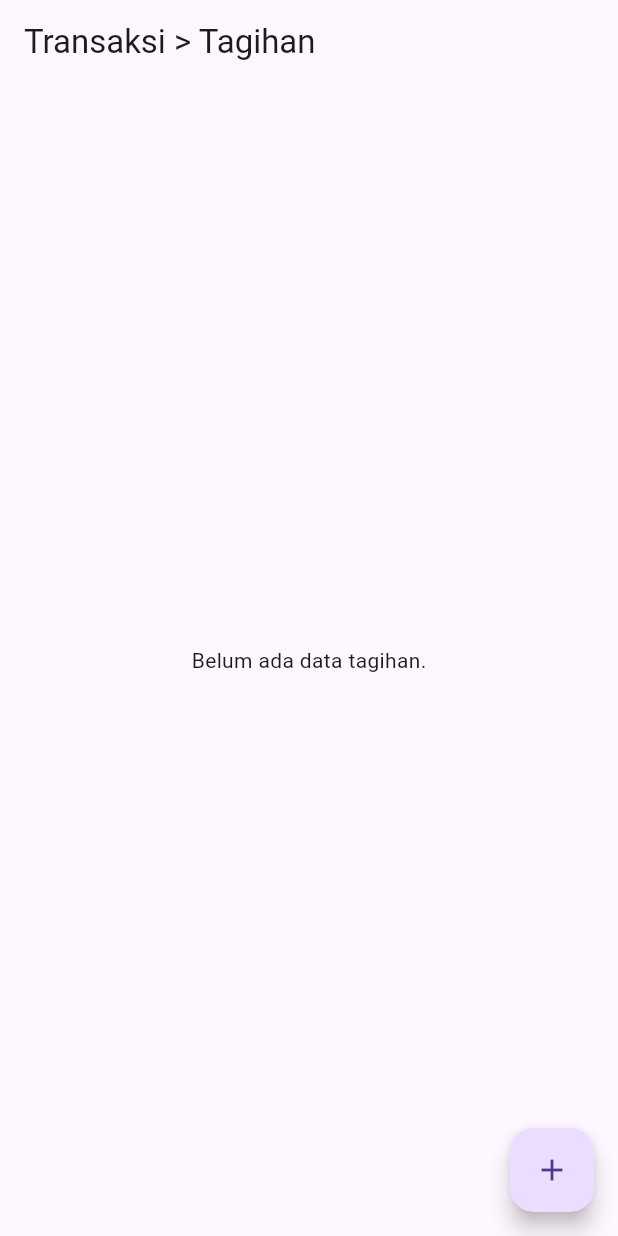
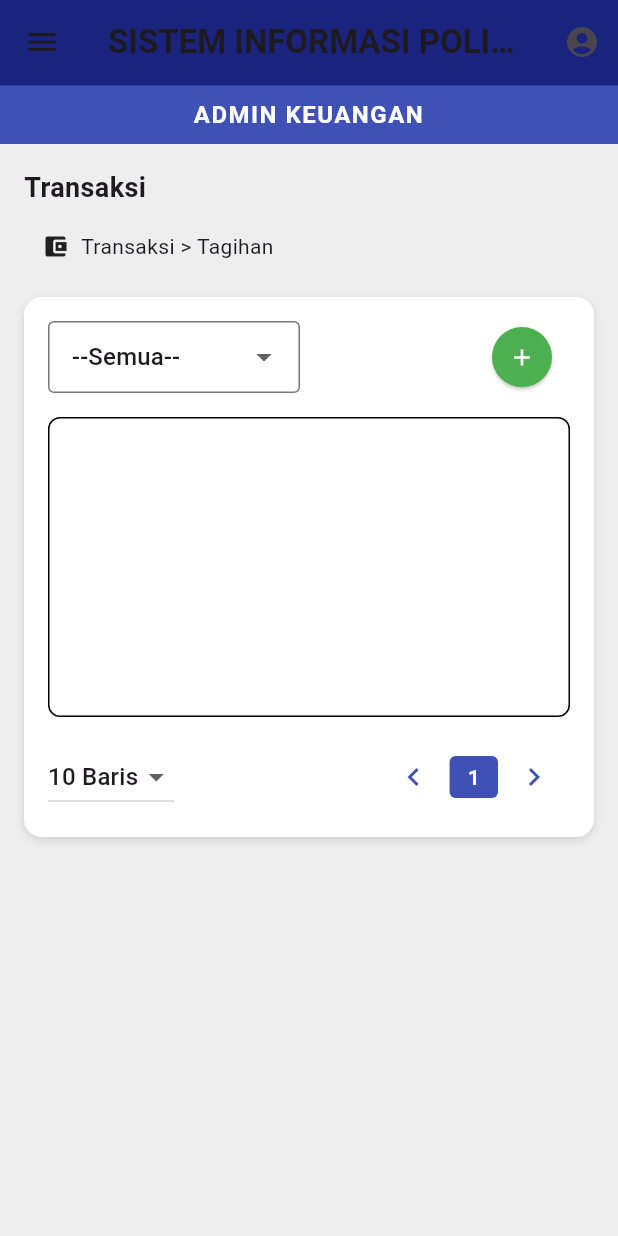
Before and after one commit to Haarii24/mobile-tagihan, a Flutter app: the screen it shows after launch, on a phone screen of 412 x 824 dp. Run offline on Flutter 3.47's test engine with Material 3 defaults, Android fonts, the phone set to English and light mode, and no system bars.

Commit message:
Initial commit

```diff
--- a/lib/pages/transaksi_page.dart
+++ b/lib/pages/transaksi_page.dart
@@ -2,6 +2,7 @@ import 'package:flutter/material.dart';
 import '../forms/form_tagihan.dart';
 import '../models/transaksi_model.dart';
 import '../widgets/transaksi_card.dart';
+
 
 class TransaksiPage extends StatefulWidget {
   const TransaksiPage({super.key});
@@ -11,60 +12,179 @@ class TransaksiPage extends StatefulWidget {
 }
 
 class _TransaksiPageState extends State<TransaksiPage> {
-  final List<Transaksi> _daftarTagihan = [];
-
-  void _addTagihan(Transaksi newTagihan) {
-    setState(() {
-      _daftarTagihan.add(newTagihan);
-    });
-  }
+  int currentPage = 1;
 
   @override
   Widget build(BuildContext context) {
     return Scaffold(
-      appBar: AppBar(title: const Text("Transaksi > Tagihan")),
-      body: _daftarTagihan.isEmpty
-          ? const Center(child: Text("Belum ada data tagihan."))
-          : ListView.builder(
-  itemCount: _daftarTagihan.length,
-  itemBuilder: (context, index) {
-    return TransaksiCard(
-      transaksi: _daftarTagihan[index],
-      onEdit: () {
-        Navigator.push(
-          context,
-          MaterialPageRoute(
-            builder: (context) => FormTagihan(
-              transaksi: _daftarTagihan[index],
-              onSubmit: (edited) {
-                setState(() {
-                  _daftarTagihan[index] = edited;
-                });
-              },
+      drawer: Drawer(), // Tambahkan drawer jika diperlukan
+      appBar: AppBar(
+        backgroundColor: Colors.indigo[900],
+        title: const Text(
+          "SISTEM INFORMASI POLIBAN",
+          style: TextStyle(fontWeight: FontWeight.bold),
+        ),
+        actions: [
+          IconButton(
+            icon: const Icon(Icons.account_circle),
+            onPressed: () {},
+          ),
+        ],
+        bottom: PreferredSize(
+          preferredSize: const Size.fromHeight(40),
+          child: Container(
+            width: double.infinity,
+            color: Colors.indigo,
+            padding: const EdgeInsets.symmetric(vertical: 8),
+            child: const Text(
+              "ADMIN KEUANGAN",
+              textAlign: TextAlign.center,
+              style: TextStyle(
+                color: Colors.white,
+                fontWeight: FontWeight.bold,
+                fontSize: 16,
+                letterSpacing: 1,
+              ),
             ),
           ),
-        );
-      },
-      onDelete: () {
-        setState(() {
-          _daftarTagihan.removeAt(index);
-        });
-      },
-    );
-  },
-),
-
-      floatingActionButton: FloatingActionButton(
-        onPressed: () {
-          Navigator.push(
-            context,
-            MaterialPageRoute(
-              builder: (context) => FormTagihan(onSubmit: _addTagihan),
-            ),
-          );
-        },
-        child: const Icon(Icons.add),
+        ),
       ),
+      body: SingleChildScrollView(
+        child: Padding(
+          padding: const EdgeInsets.all(16),
+          child: Column(
+            crossAxisAlignment: CrossAxisAlignment.start,
+            children: [
+              const Text(
+                "Transaksi",
+                style: TextStyle(fontWeight: FontWeight.bold, fontSize: 18),
+              ),
+              const SizedBox(height: 8),
+              Container(
+                padding: const EdgeInsets.symmetric(horizontal: 12, vertical: 8),
+                decoration: BoxDecoration(
+                  color: Colors.grey[200],
+                  borderRadius: BorderRadius.circular(6),
+                ),
+                child: const Row(
+                  children: [
+                    Icon(Icons.account_balance_wallet, size: 18),
+                    SizedBox(width: 8),
+                    Text("Transaksi > Tagihan"),
+                  ],
+                ),
+              ),
+              const SizedBox(height: 16),
+              Container(
+                padding: const EdgeInsets.all(16),
+                decoration: BoxDecoration(
+                  color: Colors.white,
+                  borderRadius: BorderRadius.circular(12),
+                  boxShadow: [
+                    BoxShadow(
+                      color: Colors.black12,
+                      blurRadius: 4,
+                      offset: Offset(0, 2),
+                    ),
+                  ],
+                ),
+                child: Column(
+                  children: [
+                    Row(
+                      children: [
+                        Expanded(
+                          child: DropdownButtonFormField<String>(
+                            decoration: const InputDecoration(
+                              contentPadding: EdgeInsets.symmetric(horizontal: 12, vertical: 0),
+                              border: OutlineInputBorder(),
+                            ),
+                            value: null,
+                            hint: const Text("--Semua--"),
+                            items: const [
+                              DropdownMenuItem(value: null, child: Text("--Semua--")),
+                              // Tambahkan item lain jika perlu
+                            ],
+                            onChanged: (value) {},
+                          ),
+                        ),
+                        const SizedBox(width: 8),
+                        IconButton(
+                          icon: const Icon(Icons.search, color: Colors.white),
+                          color: Colors.indigo,
+                          onPressed: () {},
+                        ),
+                        const SizedBox(width: 4),
+                        IconButton(
+                          icon: const Icon(Icons.refresh, color: Colors.white),
+                          color: Colors.indigo,
+                          onPressed: () {},
+                        ),
+                        const SizedBox(width: 8),
+                        ElevatedButton(
+                          style: ElevatedButton.styleFrom(
+                            backgroundColor: Colors.green,
+                            shape: const CircleBorder(),
+                            padding: const EdgeInsets.all(8),
+                          ),
+                          onPressed: () {},
+                          child: const Icon(Icons.add, color: Colors.white),
+                        ),
+                      ],
+                    ),
+                    const SizedBox(height: 16),
+                    Container(
+                      height: 200,
+                      decoration: BoxDecoration(
+                        border: Border.all(color: Colors.black),
+                        borderRadius: BorderRadius.circular(8),
+                      ),
+                      child: const Center(
+                        child: Text(""),
+                      ),
+                    ),
+                    const SizedBox(height: 16),
+                    Row(
+                      children: [
+                        DropdownButton<String>(
+                          value: "10 Baris",
+                          items: const [
+                            DropdownMenuItem(value: "10 Baris", child: Text("10 Baris")),
+                            DropdownMenuItem(value: "20 Baris", child: Text("20 Baris")),
+                          ],
+                          onChanged: (value) {},
+                        ),
+                        const Spacer(),
+                        IconButton(
+                          icon: const Icon(Icons.chevron_left),
+                          color: Colors.indigo,
+                          onPressed: () {},
+                        ),
+                        Container(
+                          padding: const EdgeInsets.symmetric(horizontal: 12, vertical: 4),
+                          decoration: BoxDecoration(
+                            color: Colors.indigo,
+                            borderRadius: BorderRadius.circular(4),
+                          ),
+                          child: Text(
+                            "$currentPage",
+                            style: const TextStyle(color: Colors.white, fontWeight: FontWeight.bold),
+                          ),
+                        ),
+                        IconButton(
+                          icon: const Icon(Icons.chevron_right),
+                          color: Colors.indigo,
+                          onPressed: () {},
+                        ),
+                      ],
+                    ),
+                  ],
+                ),
+              ),
+            ],
+          ),
+        ),
+      ),
+      backgroundColor: Colors.grey[200],
     );
   }
 }
```
